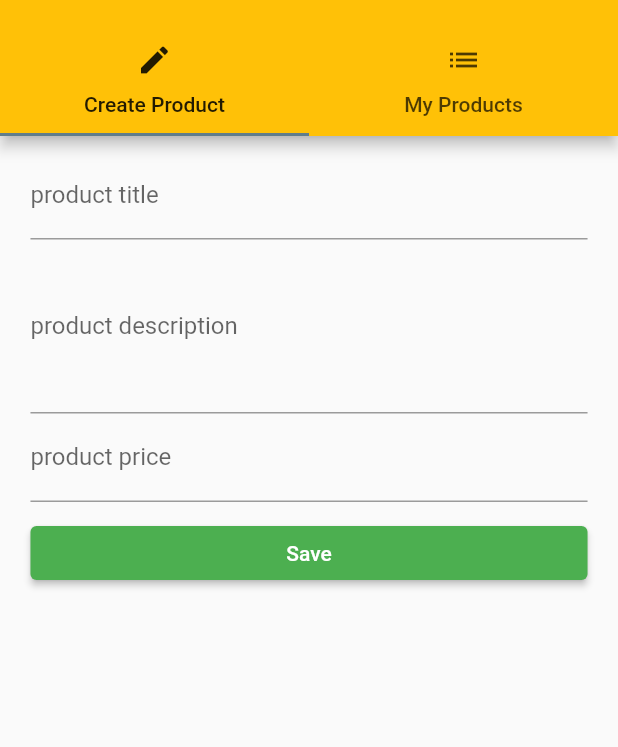
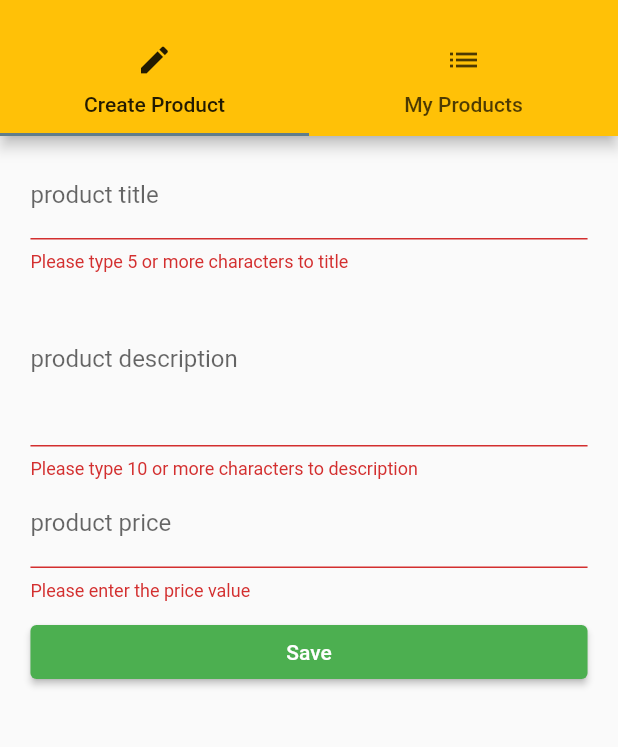
Before and after one commit to Katapios/flutter_app, a Flutter app: the ProductsAdminPage screen opened by its route, after a tap on "Save", on a phone screen of 412 x 824 dp, the part 59-806 px from its top. Run offline on Flutter 3.47's test engine with Material 2 defaults, Android fonts, the phone set to English and light mode, and no system bars.

Commit message:
add validation on product_create

```diff
--- a/lib/main.dart
+++ b/lib/main.dart
@@ -45,7 +45,6 @@ class _MyAppState extends State<MyApp> {
         primarySwatch: Colors.amber,
         accentColor: Colors.blueGrey,
         //buttonColor: Colors.deepPurple,
-
       ),
       debugShowCheckedModeBanner: false,
       //home: AuthPage(),
@@ -53,7 +52,7 @@ class _MyAppState extends State<MyApp> {
         '/': (BuildContext context) => AuthPage(),
         '/products': (BuildContext context) => ProductsPage(_products),
         '/admin': (BuildContext context) =>
-            ProductsAdminPage(_addProduct, _deleteProduct),
+            ProductsAdminPage(_addProduct, _deleteProduct, _products),
       },
       onGenerateRoute: (RouteSettings settings) {
         final List<String> pathElements = settings.name!.split('/');
--- a/lib/pages/auth.dart
+++ b/lib/pages/auth.dart
@@ -1,15 +1,13 @@
 import 'package:flutter/material.dart';
 
 class AuthPage extends StatefulWidget {
-  const AuthPage({Key? key}) : super(key: key);
-
   @override
   State<AuthPage> createState() => _AuthPageState();
 }
 
 class _AuthPageState extends State<AuthPage> {
-  late String _emailValue;
-  late String _passwordValue;
+  String _emailValue = 'emailValue';
+  String _passwordValue = 'passValue';
   bool _acceptTerms = false;
 
   DecorationImage _buildBackgroundImage() {
--- a/lib/pages/product_create.dart
+++ b/lib/pages/product_create.dart
@@ -3,73 +3,95 @@ import 'package:flutter/material.dart';
 class ProductCreatePage extends StatefulWidget {
   final Function addProduct;
 
-  const ProductCreatePage(this.addProduct, {super.key});
+  const ProductCreatePage(this.addProduct);
 
   @override
   State<ProductCreatePage> createState() => _ProductCreatePageState();
 }
 
 class _ProductCreatePageState extends State<ProductCreatePage> {
-  late String _titleValue;
-  late String _descriptionValue;
-  late double _priceValue;
+  final Map<String, dynamic> _formData = {
+    'title': null,
+    'description': null,
+    'price': null,
+    'image': 'assets/gaika.png',
+  };
+  final GlobalKey<FormState> _formKey = GlobalKey<FormState>();
 
   Widget _buildTitleTextField() {
-    return TextField(
+    return TextFormField(
       decoration: InputDecoration(labelText: 'product title'),
-      onChanged: (String value) {
-        setState(() {
-          _titleValue = value;
-        });
+      validator: (value) {
+        if (value == null || value.isEmpty || value.length < 5) {
+          return 'Please type 5 or more characters to title';
+        }
+        return null;
+      },
+      onSaved: (String? value) {
+        _formData['title'] = value;
       },
     );
   }
 
   Widget _buildDescriptionTextField() {
-    return TextField(
+    return TextFormField(
       decoration: InputDecoration(labelText: 'product description'),
+      validator: (value) {
+        if (value == null || value.isEmpty || value.length < 10) {
+          return 'Please type 10 or more characters to description';
+        }
+        return null;
+      },
       maxLines: 4,
-      onChanged: (String value) {
-        setState(() {
-          _descriptionValue = value;
-        });
+      onSaved: (String? value) {
+        _formData['description'] = value;
       },
     );
   }
 
   Widget _buildPriceTextField() {
-    return TextField(
+    return TextFormField(
       decoration: InputDecoration(labelText: 'product price'),
+      validator: (value) {
+        if (value == null ||
+            value.isEmpty ||
+            !RegExp(r'^(?:[1-9]\d*|0)?(?:\.\d+)?$').hasMatch(value)) {
+          return 'Please enter the price value';
+        }
+        return null;
+      },
       keyboardType: TextInputType.number,
-      onChanged: (String value) {
-        setState(() {
-          _priceValue = double.parse(value);
-        });
+      onSaved: (String? value) {
+        _formData['price'] = double.parse(value!);
       },
     );
   }
 
   void _submitForm() {
-    final Map<String, dynamic> product = {
-      'title': _titleValue,
-      'description': _descriptionValue,
-      'price': _priceValue,
-      'image': 'assets/gaika.png',
-    };
-    widget.addProduct(product);
+    if (!_formKey.currentState!.validate()) {
+      return;
+    }
+    _formKey.currentState?.save();
+    widget.addProduct(_formData);
     Navigator.pushReplacementNamed(context, '/products');
   }
 
   @override
   Widget build(BuildContext context) {
-    final double  deviceWidth = MediaQuery.of(context).size.width;
+    final double deviceWidth = MediaQuery.of(context).size.width;
     final targetWidth = deviceWidth > 550.0 ? 500.0 : deviceWidth * 0.95;
     final double targetPadding = deviceWidth - targetWidth;
 
-    return Container(
+    return GestureDetector(
+      onTap: () {
+        FocusScope.of(context).requestFocus(FocusNode());
+      },
+      child: Container(
         margin: EdgeInsets.all(10.0),
+        child: Form(
+          key: _formKey,
           child: ListView(
-        padding: EdgeInsets.symmetric(horizontal: targetPadding/2),
+            padding: EdgeInsets.symmetric(horizontal: targetPadding / 2),
             children: <Widget>[
               _buildTitleTextField(),
               _buildDescriptionTextField(),
@@ -79,7 +101,8 @@ class _ProductCreatePageState extends State<ProductCreatePage> {
               ),
               ElevatedButton(
                 style: ElevatedButton.styleFrom(
-                backgroundColor: Colors.green, foregroundColor: Colors.white),
+                    backgroundColor: Colors.green,
+                    foregroundColor: Colors.white),
                 onPressed: _submitForm,
                 child: Text('Save'),
               ),
@@ -90,8 +113,9 @@ class _ProductCreatePageState extends State<ProductCreatePage> {
               //   padding: EdgeInsets.all(5.0),
               //   child: Text('my button'),
               // ),)
-
             ],
+          ),
+        ),
       ),
     );
   }
--- a/lib/pages/products_admin.dart
+++ b/lib/pages/products_admin.dart
@@ -1,13 +1,13 @@
 import 'package:flutter/material.dart';
-
 import './product_create.dart';
 import './product_list.dart';
 
 class ProductsAdminPage extends StatelessWidget {
   final Function addProduct;
   final Function deleteProduct;
+  final List<Map<String, dynamic>> products;
 
-  ProductsAdminPage(this.addProduct, this.deleteProduct);
+  ProductsAdminPage(this.addProduct, this.deleteProduct, this.products);
 
   Widget _buildSideDrawer(BuildContext context) {
     return Drawer(
@@ -53,7 +53,7 @@ class ProductsAdminPage extends StatelessWidget {
         body: TabBarView(
           children: <Widget>[
             ProductCreatePage(addProduct),
-            ProductListPage(),
+            ProductListPage(products),
           ],
         ),
       ),
--- a/lib/widgets/products/products.dart
+++ b/lib/widgets/products/products.dart
@@ -1,4 +1,3 @@
-import 'package:denns_introduction_app/widgets/products/price_tag.dart';
 import 'package:denns_introduction_app/widgets/products/product_card.dart';
 import 'package:flutter/material.dart';
 
```
Also changed, not shown: lib/pages/product_list.dart (+6 -2 lines), lib/product_control.dart (+5 -5 lines). Lines whose indentation alone changed are shown as unchanged.
